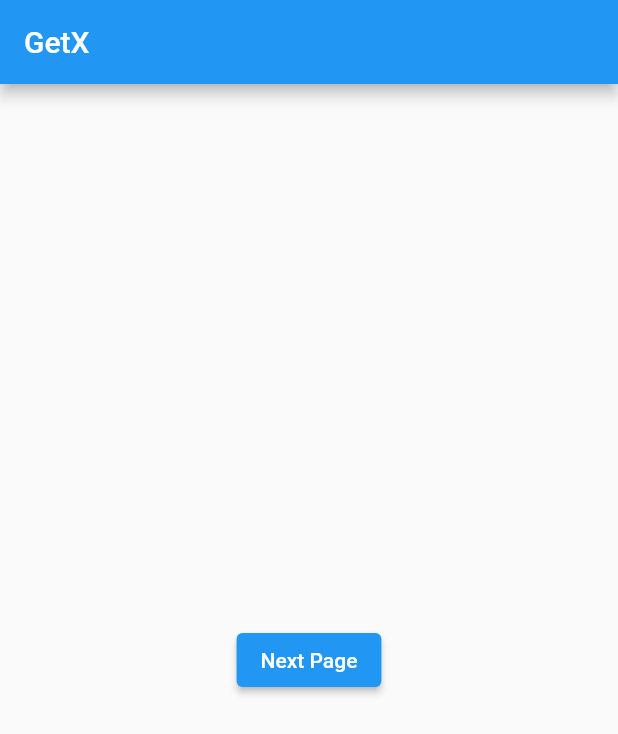
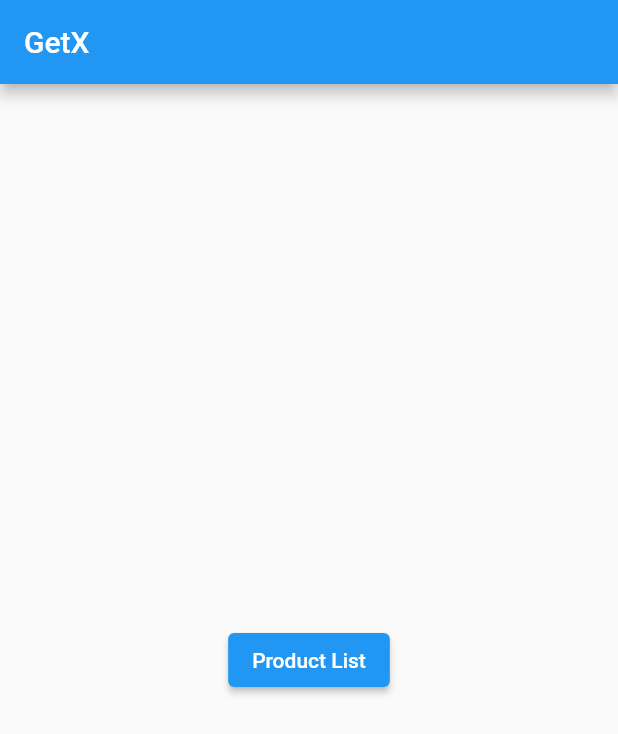
Before and after one commit to askaerlangga/belajar_flutter_dasar, a Flutter app: the screen it shows after launch, on a phone screen of 412 x 824 dp. Shown: the top 734 px of the screen. Run offline on Flutter 3.47's test engine with Material 2 defaults, Android fonts, the phone set to English and light mode, and no system bars; our stand-ins replace get.

Commit message:
GetX dynamic URL

```diff
--- a/lib/routes/page_route.dart
+++ b/lib/routes/page_route.dart
@@ -1,11 +1,12 @@
 import 'package:belajar_flutter_dasar/routes/route_name.dart';
-import 'package:belajar_flutter_dasar/screens/second_page.dart';
-import 'package:belajar_flutter_dasar/screens/third_page.dart';
+import 'package:belajar_flutter_dasar/screens/product_list.dart';
+import 'package:belajar_flutter_dasar/screens/product_detail.dart';
 import 'package:get/get.dart';
 
 class AppPageRoute {
   static final pages = [
-    GetPage(name: RouteName.secondPage, page: () => SecondPage()),
-    GetPage(name: RouteName.thirdPage, page: () => ThirdPage())
+    GetPage(name: RouteName.productList, page: () => ProductList()),
+    GetPage(
+        name: RouteName.productDetail + '/:id?', page: () => ProductDetail())
   ];
 }
--- a/lib/routes/route_name.dart
+++ b/lib/routes/route_name.dart
@@ -1,4 +1,4 @@
 abstract class RouteName {
-  static const secondPage = '/second';
-  static const thirdPage = '/third';
+  static const productList = '/productlist';
+  static const productDetail = '/productdetail';
 }
--- a/lib/screens/home_page.dart
+++ b/lib/screens/home_page.dart
@@ -1,5 +1,5 @@
 import 'package:belajar_flutter_dasar/routes/route_name.dart';
-import 'package:belajar_flutter_dasar/screens/second_page.dart';
+import 'package:belajar_flutter_dasar/screens/product_list.dart';
 import 'package:flutter/material.dart';
 import 'package:get/get.dart';
 
@@ -14,10 +14,9 @@ class HomePage extends StatelessWidget {
       ),
       body: Center(
         child: ElevatedButton(
-          child: Text('Next Page'),
+          child: const Text('Product List'),
           onPressed: () {
-            Get.offNamed(RouteName.secondPage, arguments: 'Data dari HomePage');
-            // Get.off(() => SecondPage(), arguments: 'Data dari HomePage');
+            Get.offNamed(RouteName.productList);
           },
         ),
       ),
```
Also changed, not shown: lib/screens/product_detail.dart (added, +28 -0 lines), lib/screens/product_list.dart (added, +36 -0 lines), lib/screens/second_page.dart (deleted, +0 -33 lines), lib/screens/third_page.dart (deleted, +0 -20 lines).
